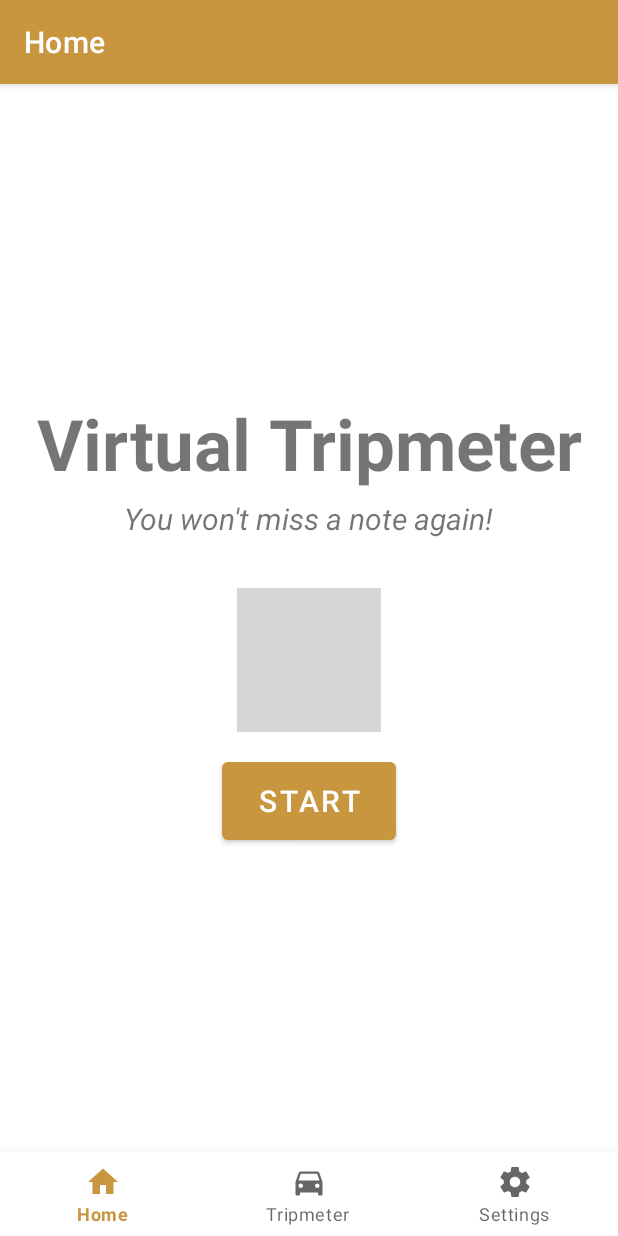
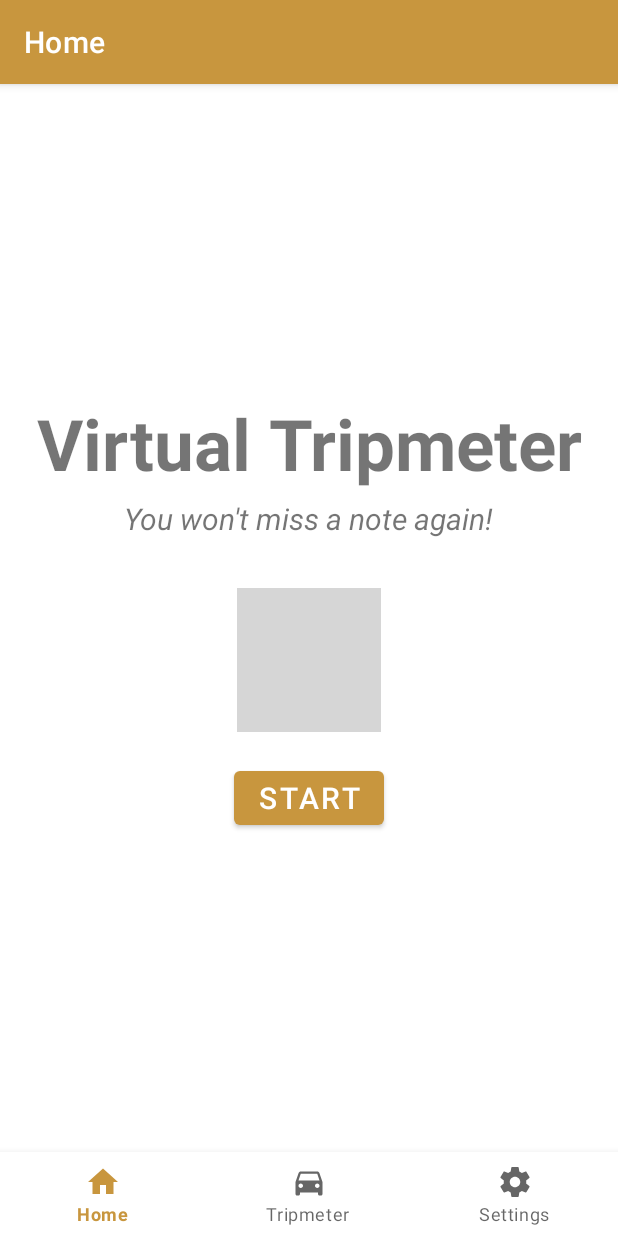
Before and after one commit to MiguelNdeCarvalho/Virtual-Tripmeter, an Android app: the screen it shows after launch once a user with an empty profile is signed in (MainActivity), on a phone screen of 412 x 824 dp. Run offline under Robolectric (Android 15) with nearby library versions, the phone set to English and light mode, and no system bars; our stand-ins replace Firebase (no records; nobody signed in at launch, a user with empty details on screens opened directly), navigation-ui; libraries missing offline, so code that uses them is left out: com.firebase.ui; grey boxes are pictures that could not be loaded.

Commit message:
fragment_home.xml: Fix start_button width and height

```diff
--- a/app/src/main/res/layout/fragment_home.xml
+++ b/app/src/main/res/layout/fragment_home.xml
@@ -49,8 +49,8 @@
 
     <Button
         android:id="@+id/start_button"
-        android:layout_width="116dp"
-        android:layout_height="64dp"
+        android:layout_width="wrap_content"
+        android:layout_height="wrap_content"
         android:text="@string/home_button"
         android:textSize="20sp"
         android:textColor="@color/white"
```
